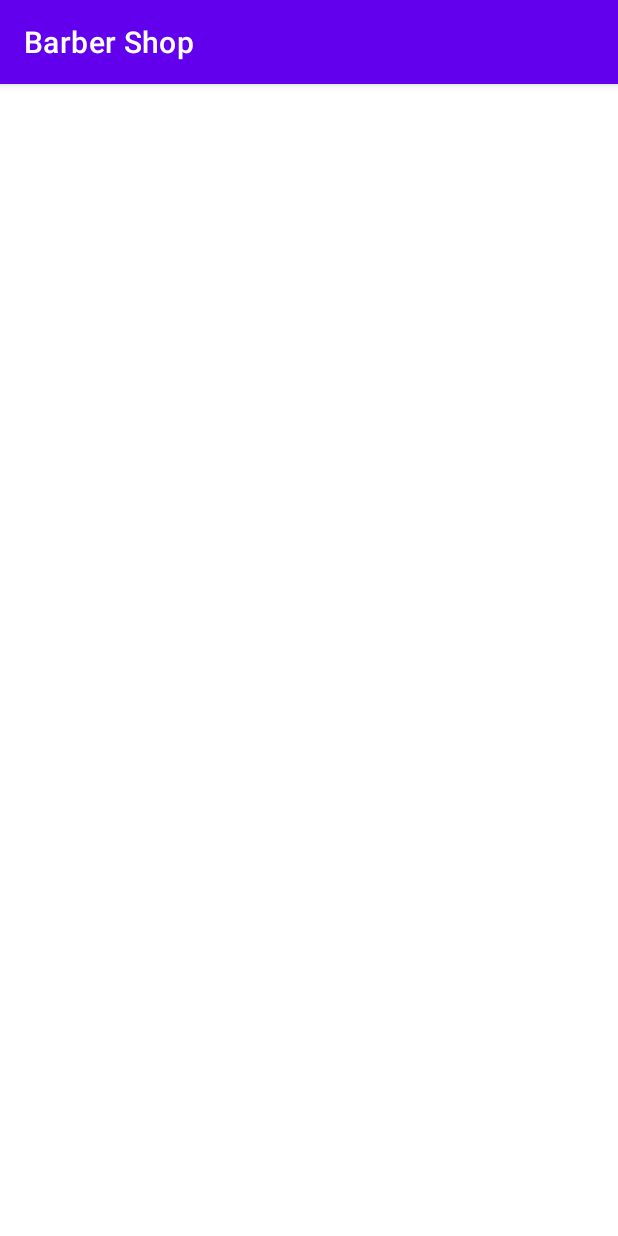
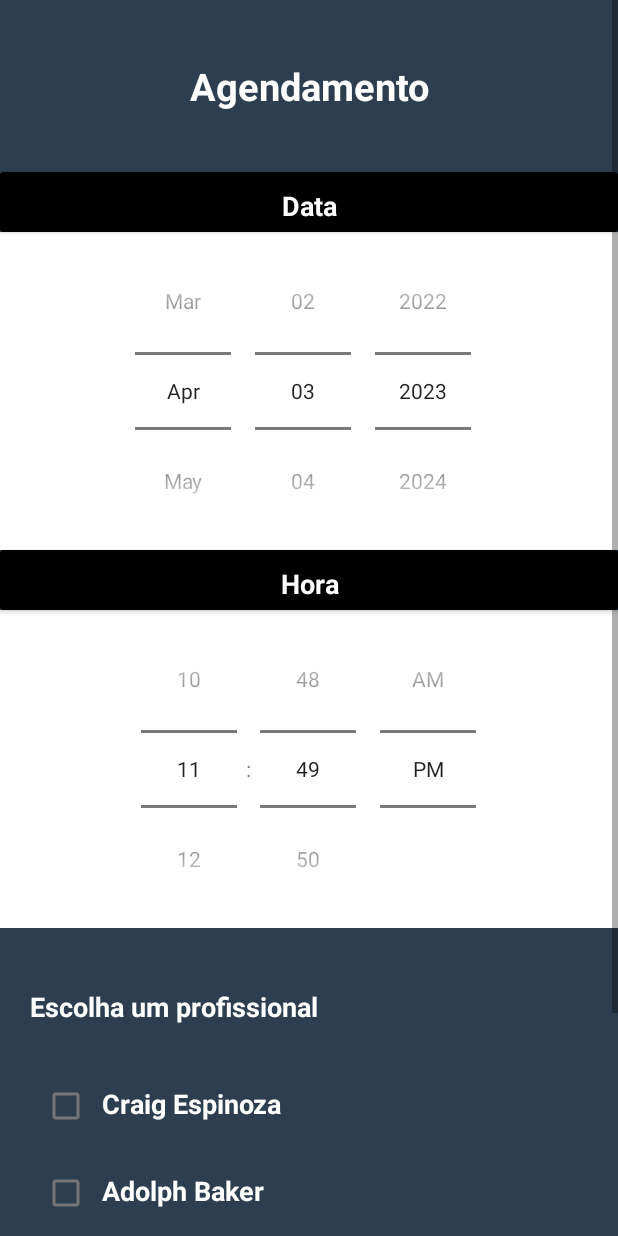
Before and after one commit to luisfernandomgrs/LearningProjectForDummiesBarberShop, an Android app: the ScheduleActivity screen opened directly, with no data from a screen before it, on a phone screen of 412 x 824 dp. Run offline under Robolectric (Android 15) with nearby library versions, the phone set to English and light mode, and no system bars.

Commit message:
Implemented ScheduleActivity

```diff
--- a/app/src/main/java/com/example/barbershop/view/Home.kt
+++ b/app/src/main/java/com/example/barbershop/view/Home.kt
@@ -22,7 +22,7 @@ class Home : AppCompatActivity() {
         supportActionBar?.hide()
         val name = intent.extras?.getString("name")
 
-        binding.txtUserName.text = "Bem vindo(a), $name"
+        binding.txtUserName.text = "Bem vindo, $name"
 
         val recyclerViewServices = binding.recyclerViewServices
         recyclerViewServices.layoutManager = GridLayoutManager(this, 2)
--- a/app/src/main/java/com/example/barbershop/view/ScheduleActivity.kt
+++ b/app/src/main/java/com/example/barbershop/view/ScheduleActivity.kt
@@ -8,5 +8,7 @@ class ScheduleActivity : AppCompatActivity() {
     override fun onCreate(savedInstanceState: Bundle?) {
         super.onCreate(savedInstanceState)
         setContentView(R.layout.activity_schedule)
+
+        supportActionBar?.hide()
     }
 }
--- a/app/src/main/res/layout/activity_home.xml
+++ b/app/src/main/res/layout/activity_home.xml
@@ -11,7 +11,7 @@
         android:id="@+id/txtUserName"
         android:layout_width="match_parent"
         android:layout_height="wrap_content"
-        android:text="Bem vindo(a), Luis"
+        android:text="Bem vindo, Luis"
         android:textSize="18sp"
         android:textColor="@color/white"
         android:gravity="center"
--- a/app/src/main/res/layout/activity_schedule.xml
+++ b/app/src/main/res/layout/activity_schedule.xml
@@ -1,9 +1,167 @@
 <?xml version="1.0" encoding="utf-8"?>
-<androidx.constraintlayout.widget.ConstraintLayout xmlns:android="http://schemas.android.com/apk/res/android"
-    xmlns:app="http://schemas.android.com/apk/res-auto"
-    xmlns:tools="http://schemas.android.com/tools"
+<ScrollView xmlns:android="http://schemas.android.com/apk/res/android"
     android:layout_width="match_parent"
     android:layout_height="match_parent"
-    tools:context=".view.ScheduleActivity">
+    xmlns:app="http://schemas.android.com/apk/res-auto"
+    android:fillViewport="true">
 
-</androidx.constraintlayout.widget.ConstraintLayout>
+    <LinearLayout
+        xmlns:app="http://schemas.android.com/apk/res-auto"
+        xmlns:tools="http://schemas.android.com/tools"
+        android:layout_width="match_parent"
+        android:layout_height="match_parent"
+        android:orientation="vertical"
+        android:background="@color/midnightblue"
+        tools:context=".view.ScheduleActivity">
+
+        <TextView
+            android:layout_width="match_parent"
+            android:layout_height="wrap_content"
+            android:text="Agendamento"
+            android:textSize="25sp"
+            android:textColor="@color/white"
+            android:textStyle="bold"
+            android:gravity="center"
+            android:layout_margin="40dp"/>
+
+        <androidx.cardview.widget.CardView
+            android:layout_width="match_parent"
+            android:layout_height="40dp"
+            app:cardBackgroundColor="@color/black">
+
+            <TextView
+                android:layout_width="match_parent"
+                android:layout_height="wrap_content"
+                android:text="Data"
+                android:textSize="18sp"
+                android:textColor="@color/white"
+                android:textStyle="bold"
+                android:gravity="center"
+                android:layout_margin="10dp"/>
+        </androidx.cardview.widget.CardView>
+
+        <DatePicker
+            android:id="@+id/datePickerSchedule"
+            android:layout_width="match_parent"
+            android:layout_height="wrap_content"
+            android:background="@color/white"
+            android:calendarViewShown="false"
+            android:datePickerMode="spinner"/>
+
+        <androidx.cardview.widget.CardView
+            android:layout_width="match_parent"
+            android:layout_height="40dp"
+            app:cardBackgroundColor="@color/black">
+
+            <TextView
+                android:layout_width="match_parent"
+                android:layout_height="wrap_content"
+                android:text="Hora"
+                android:textSize="18sp"
+                android:textColor="@color/white"
+                android:textStyle="bold"
+                android:gravity="center"
+                android:layout_margin="10dp"/>
+        </androidx.cardview.widget.CardView>
+
+        <TimePicker
+            android:id="@+id/timePickerSchedule"
+            android:layout_width="match_parent"
+            android:layout_height="wrap_content"
+            android:background="@color/white"
+            android:timePickerMode="spinner"/>
+
+        <TextView
+            android:layout_width="match_parent"
+            android:layout_height="wrap_content"
+            android:text="Escolha um profissional"
+            android:textSize="18sp"
+            android:textColor="@color/white"
+            android:textStyle="bold"
+            android:layout_marginTop="40dp"
+            android:layout_marginLeft="20dp"
+            android:layout_marginRight="20dp"
+            android:layout_marginBottom="20dp"/>
+
+        <LinearLayout
+            android:layout_width="match_parent"
+            android:layout_height="wrap_content"
+            android:orientation="horizontal"
+            android:layout_marginTop="10dp"
+            android:layout_marginStart="20dp"
+            android:layout_marginEnd="20dp">
+
+            <CheckBox
+                android:id="@+id/professionalOne"
+                android:layout_width="wrap_content"
+                android:layout_height="wrap_content"
+                android:checked="false"/>
+
+            <TextView
+                android:layout_width="wrap_content"
+                android:layout_height="wrap_content"
+                android:text="Craig Espinoza"
+                android:textSize="18sp"
+                android:textColor="@color/white"
+                android:textStyle="bold"/>
+        </LinearLayout>
+
+        <LinearLayout
+            android:layout_width="match_parent"
+            android:layout_height="wrap_content"
+            android:orientation="horizontal"
+            android:layout_marginTop="10dp"
+            android:layout_marginStart="20dp"
+            android:layout_marginEnd="20dp">
+
+            <CheckBox
+                android:id="@+id/professionalTwo"
+                android:layout_width="wrap_content"
+                android:layout_height="wrap_content"
+                android:checked="false"/>
+
+            <TextView
+                android:layout_width="wrap_content"
+                android:layout_height="wrap_content"
+                android:text="Adolph Baker"
+                android:textSize="18sp"
+                android:textColor="@color/white"
+                android:textStyle="bold"/>
+        </LinearLayout>
+
+        <LinearLayout
+            android:layout_width="match_parent"
+            android:layout_height="wrap_content"
+            android:orientation="horizontal"
+            android:layout_marginTop="10dp"
+            android:layout_marginStart="20dp"
+            android:layout_marginEnd="20dp">
+
+            <CheckBox
+                android:id="@+id/professionalThree"
+                android:layout_width="wrap_content"
+                android:layout_height="wrap_content"
+                android:checked="false"/>
+
+            <TextView
+                android:layout_width="wrap_content"
+                android:layout_height="wrap_content"
+                android:text="Jordon Howard"
+                android:textSize="18sp"
+                android:textColor="@color/white"
+                android:textStyle="bold"/>
+        </LinearLayout>
+
+        <Button
+            android:id="@+id/btScheduled"
+            android:layout_width="match_parent"
+            android:layout_height="wrap_content"
+            android:text="Agendar"
+            android:textColor="@color/white"
+            android:textSize="18sp"
+            android:textStyle="bold"
+            android:backgroundTint="@color/alizarin"
+            app:cornerRadius="15dp"
+            android:layout_margin="40dp"/>
+    </LinearLayout>
+</ScrollView>
```
